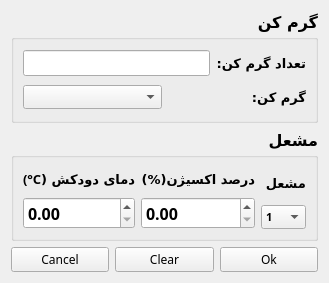
mhsh88/qtdesigner, file behinesazan/gas/station/software/view/Heater/ui/heater.ui: the form before one commit.
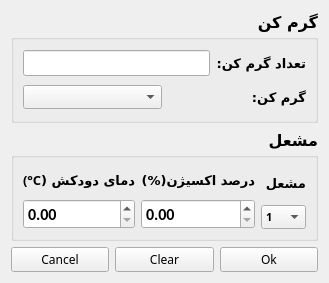
The form after the commit. Icons and pictures are not drawn.

Commit message: some minor changes in heater and pipeline, heater oxygen and flue gas changed to english type to convert better to numbers

What changed in the file:
```diff
--- a/behinesazan/gas/station/software/view/Heater/ui/heater.ui
+++ b/behinesazan/gas/station/software/view/Heater/ui/heater.ui
@@ -126,6 +126,11 @@
           </item>
           <item>
            <widget class="QDoubleSpinBox" name="burner_fluegas_spinbox">
+            <property name="font">
+             <font>
+              <family>Calibri</family>
+             </font>
+            </property>
             <property name="maximum">
              <double>999.990000000000009</double>
             </property>
@@ -149,6 +154,11 @@
           </item>
           <item>
            <widget class="QDoubleSpinBox" name="burner_oxygen_percent_spinbox">
+            <property name="font">
+             <font>
+              <family>Calibri</family>
+             </font>
+            </property>
             <property name="maximum">
              <double>21.000000000000000</double>
             </property>
```
The commit also changes 4 other files.
